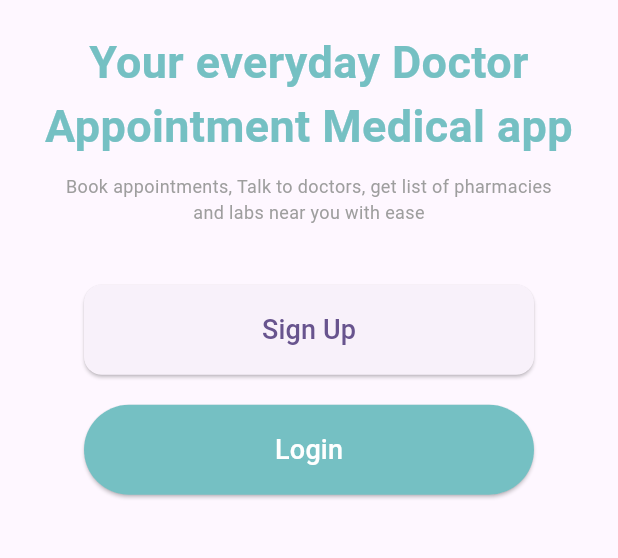
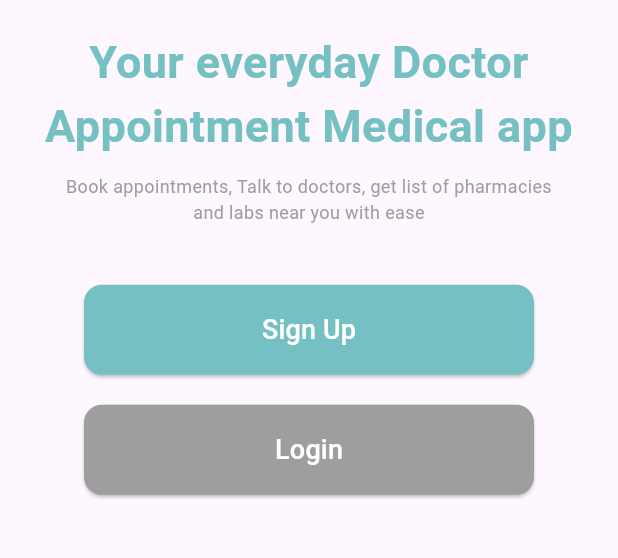
Before and after one commit to Sammyalade/ew, a Flutter app: the screen it shows after launch, on a phone screen of 412 x 824 dp, the part 541-1099 px from its top. Run offline on Flutter 3.47's test engine with Material 3 defaults, Android fonts, the phone set to English and light mode, and no system bars; our stand-ins replace image_picker, smooth_page_indicator.

Commit message:
refactoring done

```diff
--- a/lib/splash_screen.dart
+++ b/lib/splash_screen.dart
@@ -1,7 +1,6 @@
 import 'dart:async';
 
 import 'package:flutter/material.dart';
-import 'package:health_eaze/onboarding_screen.dart';
 import 'package:health_eaze/welcome_screen.dart';
 import 'utilities.dart';
 
@@ -86,7 +85,7 @@ class _SplashScreenState extends State<SplashScreen> with SingleTickerProviderSt
                     ),
                      Padding(padding: EdgeInsets.only(bottom: 50.0),
                       child: Text(
-                        "Bringing health closer to you",
+                        "Bringing health care closer to you",
                         style: TextStyle(color: Colors.white, fontSize: 18),
                       )
                     )
--- a/lib/welcome_screen.dart
+++ b/lib/welcome_screen.dart
@@ -66,9 +66,12 @@ class WelcomeScreen extends StatelessWidget {
   Widget buildLoginButton(BuildContext context){
     return ElevatedButton(onPressed:(){ navigateToLoginPage(context);},
     style: ElevatedButton.styleFrom(
-      backgroundColor: primaryColorBlue,
+      backgroundColor: Colors.grey,
       foregroundColor: Colors.white,
       minimumSize: const Size(300, 60),
+      shape: RoundedRectangleBorder(
+          borderRadius: BorderRadius.circular(12.0),
+        ),
     )
     , child: const Text('Login', style: TextStyle(fontSize: 18),
     )
@@ -81,6 +84,8 @@ class WelcomeScreen extends StatelessWidget {
         navigateToOnboardingPage(context);
       },
       style: ElevatedButton.styleFrom(
+        backgroundColor: primaryColorBlue,
+        foregroundColor: Colors.white,
         minimumSize: const Size(300, 60), // Full-width button
         shape: RoundedRectangleBorder(
           borderRadius: BorderRadius.circular(12.0),
```
